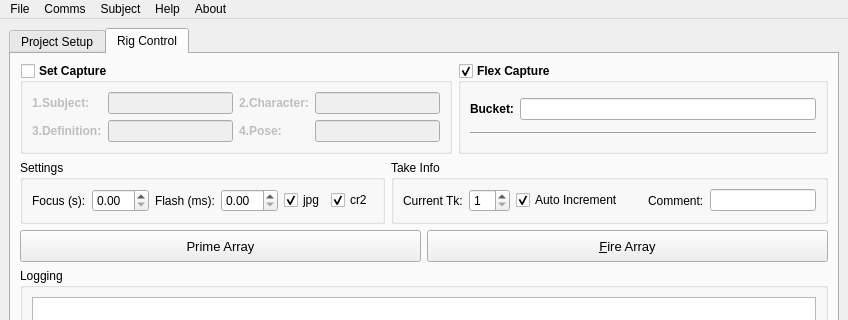
Above: bb_python/bbTriggerBoxx/ui/bbTriggerBoxx_UI.ui from Chicane5/ByteBoxx before the change; both pictures show x 0 to 848 and y 0 to 320 of the 848 by 467 pixel window. Below: the same form after it.
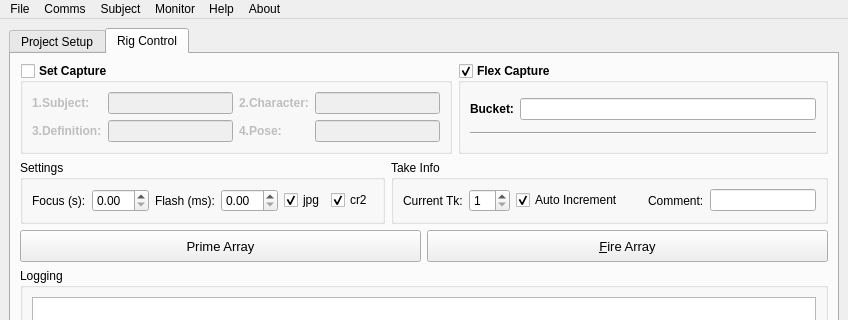
That is the form after the change. Icons and pictures are not drawn.

What changed in the file:
```diff
--- a/bb_python/bbTriggerBoxx/ui/bbTriggerBoxx_UI.ui
+++ b/bb_python/bbTriggerBoxx/ui/bbTriggerBoxx_UI.ui
@@ -522,9 +522,16 @@
      <string>Help</string>
     </property>
    </widget>
+   <widget class="QMenu" name="menuMonitor">
+    <property name="title">
+     <string>Monitor</string>
+    </property>
+    <addaction name="actionStart_Monitor"/>
+   </widget>
    <addaction name="menuFile"/>
    <addaction name="menuComms"/>
    <addaction name="menuSubject"/>
+   <addaction name="menuMonitor"/>
    <addaction name="menuHelp"/>
    <addaction name="menuAbout"/>
   </widget>
```
Left out of the diff: 5 changed lines with no effect on the pictures.
